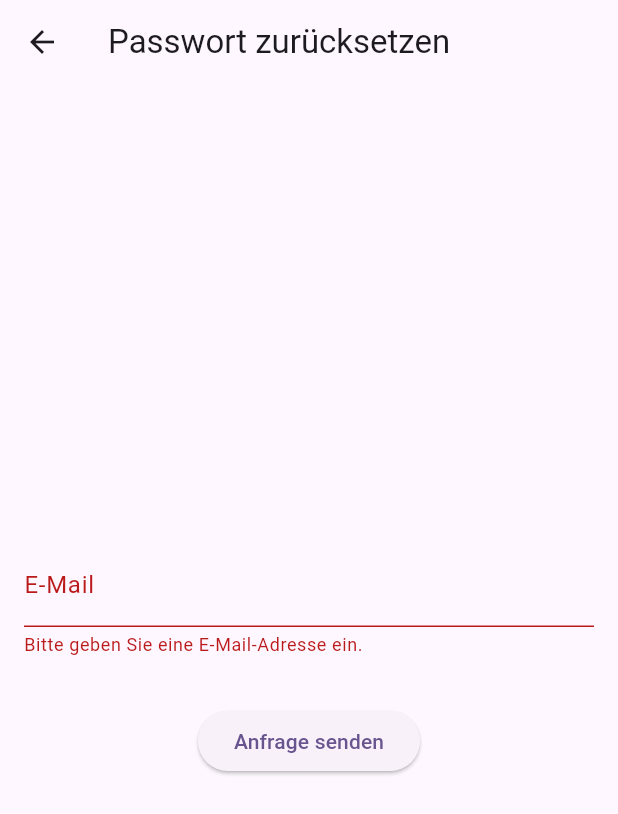
After one commit to gracialukelo/firebase-auth, a Flutter app: the ResetPassword screen opened directly, after a tap on "Anfrage senden", on a phone screen of 412 x 824 dp. The commit adds this screen. Shown: the top 814 px of the screen. Run offline on Flutter 3.47's test engine with Material 2 defaults, Android fonts, the phone set to English and light mode, and no system bars; our stand-ins replace cloud_firestore, firebase_auth, firebase_core, firebase_storage, google_sign_in, sign_in_button; accounts and stored records are empty; network calls fail.

Commit message:
Email verifikation und passwort verifikation eingebaut

```diff
--- /dev/null
+++ b/lib/password_reset.dart
@@ -0,0 +1,93 @@
+import 'package:firebase_auth/firebase_auth.dart';
+import 'package:flutter/material.dart';
+
+class ResetPassword extends StatefulWidget {
+  const ResetPassword({Key? key}) : super(key: key);
+
+  @override
+  State<ResetPassword> createState() => _ResetPasswordState();
+}
+
+class _ResetPasswordState extends State<ResetPassword> {
+  final GlobalKey<FormState> _formKey = GlobalKey<FormState>();
+  final TextEditingController emailController = TextEditingController();
+  final auth = FirebaseAuth.instance;
+
+  Future<void> resetPassword() async {
+    if (_formKey.currentState!.validate()) {
+      try {
+        await auth.sendPasswordResetEmail(email: emailController.text);
+        _showDialog('Passwort zurücksetzen angefordert',
+            'Überprüfen Sie Ihre E-Mails für weitere Anweisungen.');
+      } catch (e) {
+        _showDialog('Fehler beim Zurücksetzen des Passworts',
+            'Das Zurücksetzen des Passworts ist fehlgeschlagen. Bitte überprüfen Sie Ihre Daten und versuchen Sie es erneut.');
+      }
+    }
+  }
+
+  void _showDialog(String title, String message) {
+    showDialog(
+      context: context,
+      builder: (BuildContext context) {
+        return AlertDialog(
+          title: Text(title),
+          content: Text(message),
+          actions: [
+            TextButton(
+              onPressed: () {
+                Navigator.popUntil(
+                  context,
+                  ModalRoute.withName('/'),
+                );
+              },
+              child: const Text('OK'),
+            ),
+          ],
+        );
+      },
+    );
+  }
+
+  @override
+  Widget build(BuildContext context) {
+    return Scaffold(
+      appBar: AppBar(
+        title: const Text('Passwort zurücksetzen'),
+      ),
+      body: Padding(
+        padding: const EdgeInsets.all(16.0),
+        child: Form(
+          key: _formKey,
+          child: Column(
+            mainAxisAlignment: MainAxisAlignment.center,
+            children: [
+              TextFormField(
+                controller: emailController,
+                decoration: const InputDecoration(
+                  labelText: 'E-Mail',
+                ),
+                autovalidateMode: AutovalidateMode.onUserInteraction,
+                validator: (value) {
+                  if (value == null || value.isEmpty) {
+                    return 'Bitte geben Sie eine E-Mail-Adresse ein.';
+                  } else if (!value.contains('@') || !value.contains('.')) {
+                    return 'Bitte geben Sie eine gültige E-Mail-Adresse ein.';
+                  }
+                  return null;
+                },
+              ),
+              const SizedBox(
+                height: 32,
+              ),
+              ElevatedButton(
+                onPressed: resetPassword,
+                child: const Text('Anfrage senden'),
+              ),
+            ],
+          ),
+        ),
+      ),
+    );
+  }
+}
```
Also changed, not shown: lib/login.dart (renamed from lib/main.dart, +46 -20 lines), lib/media.dart (+19 -6 lines), lib/verify_email.dart (added, +56 -0 lines), 2 other files.
